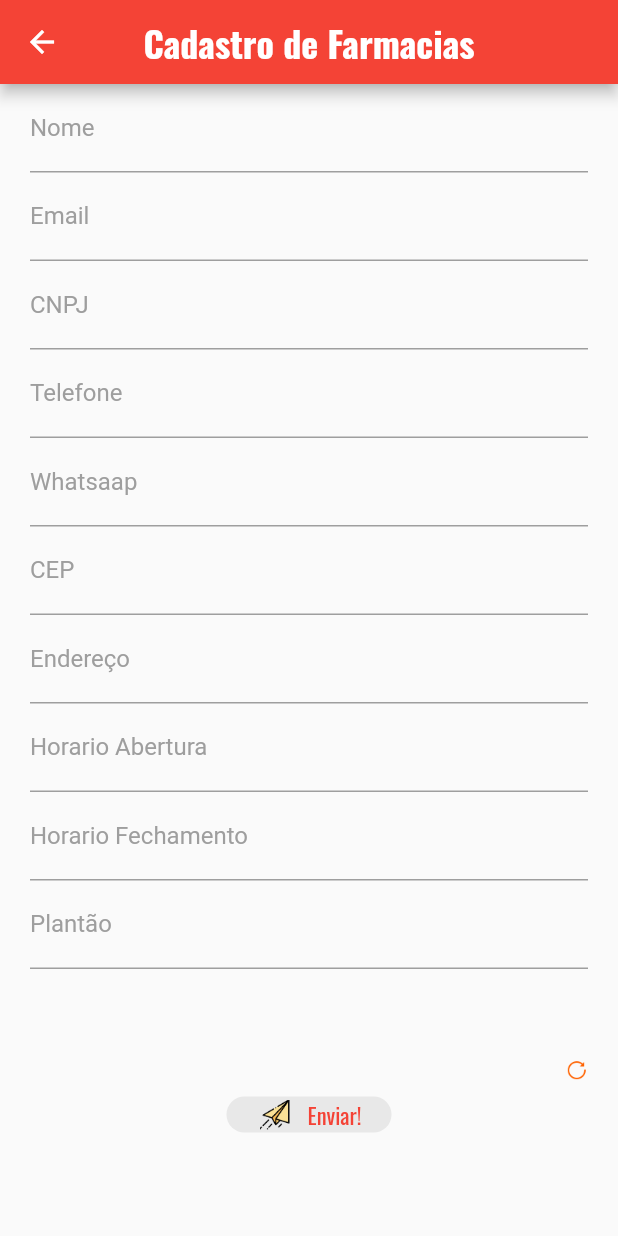
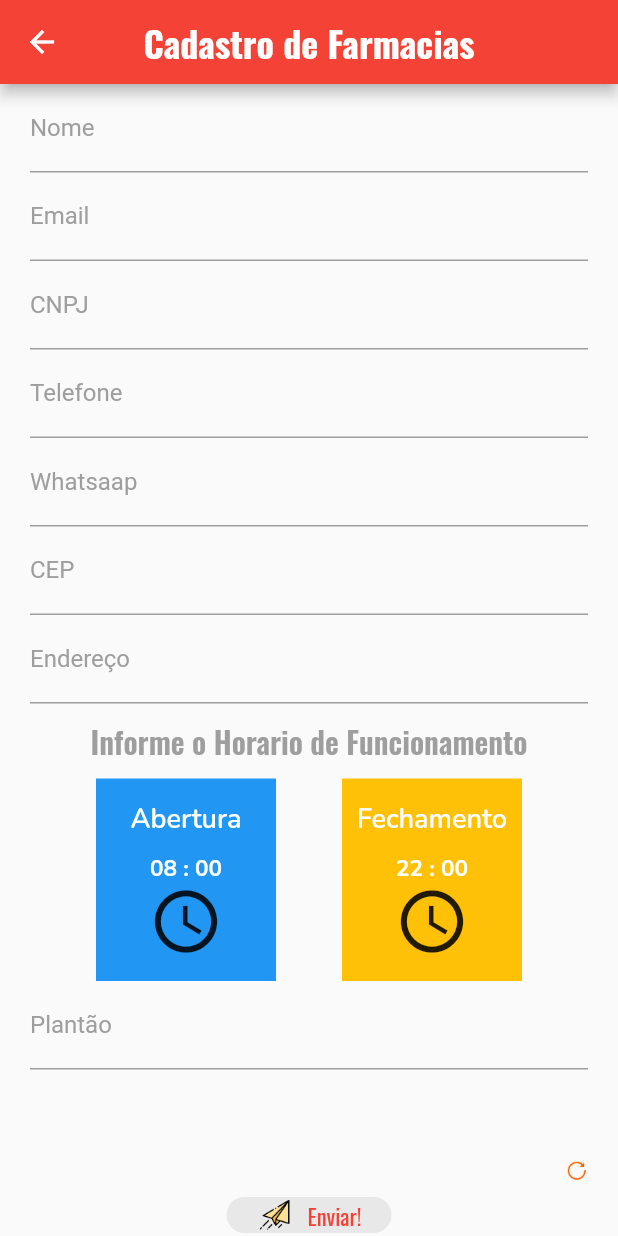
Before and after one commit to ricardooliver-ads-2019/plantao_farma, a Flutter app: the PageCadastFarma screen opened by its route, on a phone screen of 412 x 824 dp. Run offline on Flutter 3.47's test engine with Material 2 defaults, Android fonts, the phone set to English and light mode, and no system bars; our stand-ins replace firebase_auth, firebase_core, google_fonts, loading_indicator; missing offline and left inert: animated_card, validatorless; accounts and stored records are empty; network calls fail.

Commit message:
timePicker

```diff
--- a/lib/components/form_cadast_farmacia.dart
+++ b/lib/components/form_cadast_farmacia.dart
@@ -1,8 +1,12 @@
-// ignore_for_file: prefer_final_fields, prefer_const_constructors, avoid_unnecessary_containers
+// ignore_for_file: prefer_final_fields, prefer_const_constructors, avoid_unnecessary_containers, unused_local_variable
 
 import 'package:flutter/material.dart';
+import 'package:google_fonts/google_fonts.dart';
 import 'package:plantao_farma/components/default_button.dart';
+import 'package:plantao_farma/provides/services/time_service.dart';
 import 'package:plantao_farma/utils/app_assets.dart';
+import 'package:plantao_farma/utils/app_color.dart';
+import 'package:provider/src/provider.dart';
 import 'package:validatorless/validatorless.dart';
 
 class FormCadastFarmacia extends StatefulWidget {
@@ -21,8 +25,11 @@ class _FormCadastFarmaciaState extends State<FormCadastFarmacia> {
   var _whatsaapEC = TextEditingController();
   var _cepEC = TextEditingController();
   var _ederecoEC = TextEditingController();
-  var _horarioAberturaEC = TextEditingController();
-  var _horarioFechamentoEC = TextEditingController();
+  TimeOfDay? _hAbertura = TimeOfDay(hour: 8, minute: 0);
+  TimeOfDay? _hFechamento = TimeOfDay(hour: 22, minute: 0);
+  String horaAber = "";
+  String horaFech = "";
+  //var _horarioFechamentoEC;
   var _plantaoEC = TextEditingController();
 
   @override
@@ -34,8 +41,6 @@ class _FormCadastFarmaciaState extends State<FormCadastFarmacia> {
     _whatsaapEC.dispose();
     _cepEC.dispose();
     _ederecoEC.dispose();
-    _horarioAberturaEC.dispose();
-    _horarioFechamentoEC.dispose();
     _plantaoEC.dispose();
     super.dispose();
   }
@@ -49,10 +54,46 @@ class _FormCadastFarmaciaState extends State<FormCadastFarmacia> {
       _whatsaapEC = TextEditingController();
       _cepEC = TextEditingController();
       _ederecoEC = TextEditingController();
-      _horarioAberturaEC = TextEditingController();
-      _horarioFechamentoEC = TextEditingController();
       _plantaoEC = TextEditingController();
     });
+  }
+
+  Future pickTimeAbertura(BuildContext context) async {
+    final initialTime = TimeOfDay(hour: 9, minute: 0);
+    final newTime = await showTimePicker(
+      context: context,
+      initialTime: _hAbertura ?? initialTime,
+    );
+
+    if (newTime == null) return;
+
+    setState(() { _hAbertura = newTime;
+      final hours = _hAbertura!.hour.toString().padLeft(2, '0');
+      final minutes = _hAbertura!.minute.toString().padLeft(2, '0');
+      horaAber = '$hours:$minutes';
+      //print(horaAber);
+      context.read<TimeService>().getHorarioAbertura(newTime);
+    });
+
+  }
+
+  Future pickTimeFechameto(BuildContext context) async {
+    final initialTime = TimeOfDay(hour: 22, minute: 0);
+    final newTime = await showTimePicker(
+      context: context,
+      initialTime: _hFechamento ?? initialTime,
+    );
+
+    if (newTime == null) return;
+
+    setState(() { _hFechamento = newTime;
+      final hours = _hFechamento!.hour.toString().padLeft(2, '0');
+      final minutes = _hFechamento!.minute.toString().padLeft(2, '0');
+      horaFech = '$hours:$minutes';
+      //print(horaFech);
+      context.read<TimeService>().getHorarioAbertura(newTime);
+    });
+
   }
 
   @override
@@ -83,6 +124,7 @@ class _FormCadastFarmaciaState extends State<FormCadastFarmacia> {
             ),
             Container(
               child: TextFormField(
+                keyboardType: TextInputType.emailAddress,
                 controller: _emailEC,
                 onChanged: (value) {},
                 style: TextStyle(color: Colors.grey),
@@ -119,6 +161,7 @@ class _FormCadastFarmaciaState extends State<FormCadastFarmacia> {
             ),
             Container(
               child: TextFormField(
+                keyboardType: TextInputType.phone,
                 controller: _telefoneEC,
                 onChanged: (value) {},
                 style: TextStyle(color: Colors.grey),
@@ -135,6 +178,7 @@ class _FormCadastFarmaciaState extends State<FormCadastFarmacia> {
             ),
             Container(
               child: TextFormField(
+                keyboardType: TextInputType.phone,
                 controller: _whatsaapEC,
                 onChanged: (value) {},
                 style: TextStyle(color: Colors.grey),
@@ -181,38 +225,94 @@ class _FormCadastFarmaciaState extends State<FormCadastFarmacia> {
                 validator: Validatorless.required("Informe O assunto da mensagem!"),
               ),
             ),
+
             Container(
-              child: TextFormField(
-                controller: _horarioAberturaEC,
-                onChanged: (value) {},
-                style: TextStyle(color: Colors.grey),
-                decoration: InputDecoration(
-                  enabledBorder: UnderlineInputBorder(borderSide: BorderSide(color: Colors.grey)),
-                  focusedBorder: UnderlineInputBorder(borderSide: BorderSide(color: Colors.grey)),
-                  labelText: "Horario Abertura",
-                  hintText: "Informe o Asunto",
-                  hintStyle: TextStyle(color: Colors.grey),
-                  labelStyle: TextStyle(color: Colors.grey)
-                ),
-                validator: Validatorless.required("Informe O assunto da mensagem!"),
+              child: Column(
+
+                // ignore: prefer_const_literals_to_create_immutables
+                children: [
+                  Padding(
+                    padding: const EdgeInsets.symmetric(vertical: 10),
+                    child: Text('Informe o Horario de Funcionamento',
+                      style: GoogleFonts.oswald(
+                        color: Colors.grey,
+                        fontSize: 20.0,
+                        fontWeight: FontWeight.w600
+                      ),
+                    ),
+                  ),
+                  Row(
+                    mainAxisAlignment: MainAxisAlignment.spaceEvenly,
+                    children: [
+                      Container(
+                        height: 135,
+                        width: 120,
+                        color: Colors.blue,
+                        child: Column(
+                          mainAxisAlignment: MainAxisAlignment.center,
+                          children: [
+                            Text("Abertura",
+                              style: GoogleFonts.nunito(
+                                color: AppColor.bgColor,
+                                fontSize: 18.0,
+                                fontWeight: FontWeight.w600
+                              ),
+                            ),
+                            SizedBox(
+                              height: 10,
+                            ),
+                            Text("${_hAbertura!.hour.toString().padLeft(2, '0')} : ${_hAbertura!.minute.toString().padLeft(2, '0')}",
+                              style: GoogleFonts.nunito(
+                                color: AppColor.bgColor,
+                                fontSize: 15.0,
+                                fontWeight: FontWeight.bold
+                              ),
+                            ),
+                            GestureDetector(
+                              child: Icon(Icons.access_time_outlined, size: 50),
+                              onTap: ()=> pickTimeAbertura(context),
+                            ),
+                          ],
+                        ),
+                      ),
+                      Container(
+                        height: 135,
+                        width: 120,
+                        color: Colors.amber,
+                        child: Column(
+                          mainAxisAlignment: MainAxisAlignment.center,
+                          children: [
+                            Text("Fechamento",
+                              style: GoogleFonts.nunito(
+                                color: AppColor.bgColor,
+                                fontSize: 18.0,
+                                fontWeight: FontWeight.w600
+                              ),
+                            ),
+                             SizedBox(
+                              height: 10,
+                            ),
+                            Text("${_hFechamento!.hour.toString().padLeft(2, '0')} : ${_hAbertura!.minute.toString().padLeft(2, '0')}",
+                              style: GoogleFonts.nunito(
+                                color: AppColor.bgColor,
+                                fontSize: 15.0,
+                                fontWeight: FontWeight.bold
+                              ),
+                            ),
+                            GestureDetector(
+                              child: Icon(Icons.access_time_outlined, size: 50),
+                              onTap: ()=> pickTimeFechameto(context),
+                            ),
+                          ],
+                        ),
+                      ),
+                    ],
+                  ),
+
+                ],
               ),
             ),
-            Container(
-              child: TextFormField(
-                controller: _horarioFechamentoEC,
-                onChanged: (value) {},
-                style: TextStyle(color: Colors.grey),
-                decoration: InputDecoration(
-                  enabledBorder: UnderlineInputBorder(borderSide: BorderSide(color: Colors.grey)),
-                  focusedBorder: UnderlineInputBorder(borderSide: BorderSide(color: Colors.grey)),
-                  labelText: "Horario Fechamento",
-                  hintText: "Informe o Asunto",
-                  hintStyle: TextStyle(color: Colors.grey),
-                  labelStyle: TextStyle(color: Colors.grey)
-                ),
-                validator: Validatorless.required("Informe O assunto da mensagem!"),
-              ),
-            ),
+
             Container(
               child: TextFormField(
                 controller: _plantaoEC,
@@ -229,6 +329,7 @@ class _FormCadastFarmaciaState extends State<FormCadastFarmacia> {
                 validator: Validatorless.required("Informe O assunto da mensagem!"),
               ),
             ),
+
             SizedBox(height: 40),
             SizedBox(height: 20),
             Row(
--- a/lib/main.dart
+++ b/lib/main.dart
@@ -3,6 +3,7 @@
 import 'package:firebase_core/firebase_core.dart';
 import 'package:flutter/material.dart';
 import 'package:plantao_farma/app_routes.dart';
+import 'package:plantao_farma/provides/services/time_service.dart';
 import 'package:plantao_farma/screens/area_adm_screen.dart';
 import 'package:plantao_farma/screens/area_user_farma_screen.dart';
 import 'package:plantao_farma/screens/home_screen.dart';
@@ -22,6 +23,7 @@ void main() async{
     MultiProvider(
       providers: [
         ChangeNotifierProvider(create: (context) => AuthService()),
+        ChangeNotifierProvider(create: (context) => TimeService()),
       ],
       child: MyApp(),
     ),
@@ -63,7 +65,7 @@ class _MyAppState extends State<MyApp> {
             theme: ThemeData(
               primarySwatch: Colors.blue,
             ),
-            initialRoute: AppRoutes.AREA_ADM,
+            initialRoute: AppRoutes.SPLASH,
             routes: {
               AppRoutes.SPLASH: (context) => SplashScreen(),
               AppRoutes.HOME: (context) => HomeScreen(),
--- a/lib/provides/services/auth_service.dart
+++ b/lib/provides/services/auth_service.dart
@@ -27,7 +27,7 @@ class AuthService extends ChangeNotifier{
 
   _getUser(){ // captura o usuario atural
     usuario = _auth.currentUser;
-    print(usuario);
+    //print(usuario);
     notifyListeners();
   }
 
--- /dev/null
+++ b/lib/provides/services/time_service.dart
@@ -0,0 +1,23 @@
+// ignore_for_file: prefer_const_constructors, avoid_print
+
+import 'package:flutter/material.dart';
+
+class TimeService extends ChangeNotifier{
+  TimeOfDay horarioAbertura = TimeOfDay(hour: 8, minute: 0);
+  TimeOfDay horarioFechamento = TimeOfDay(hour: 8, minute: 0);
+
+
+  getHorarioAbertura(TimeOfDay horario){ // captura o usuario atural
+    horarioAbertura = horario;
+    print(horarioAbertura);
+    notifyListeners();
+  }
+
+  getHorarioFechamento(TimeOfDay horario){ // captura o usuario atural
+    horarioFechamento = horario;
+    print(horarioFechamento);
+    notifyListeners();
+  }
+
+
+}
--- a/lib/screens/home_screen.dart
+++ b/lib/screens/home_screen.dart
@@ -1,4 +1,4 @@
-// ignore_for_file: prefer_const_constructors
+// ignore_for_file: prefer_const_constructors, unused_local_variable
 
 import 'package:flutter/material.dart';
 import 'package:google_fonts/google_fonts.dart';
@@ -59,7 +59,7 @@ class HomeScreen extends StatelessWidget {
               children: [
                 GestureDetector(
                   onTap: (){
-                    print(authProvider.usuario);
+                    //print(authProvider.usuario);
                     Navigator.of(context).pushNamed(AppRoutes.LOGIN);
 
                   },
--- a/lib/screens/page_cadast_farma.dart
+++ b/lib/screens/page_cadast_farma.dart
@@ -4,6 +4,7 @@ import 'package:flutter/material.dart';
 import 'package:google_fonts/google_fonts.dart';
 import 'package:plantao_farma/app_routes.dart';
 import 'package:plantao_farma/components/form_cadast_farmacia.dart';
+import 'package:plantao_farma/components/time_picker_widget.dart';
 import 'package:plantao_farma/utils/app_color.dart';
 class PageCadastFarma extends StatefulWidget {
   const PageCadastFarma({ Key? key }) : super(key: key);
--- a/pubspec.yaml
+++ b/pubspec.yaml
@@ -37,6 +37,7 @@ dependencies:
   provider: ^6.0.1
   firebase_core: ^1.10.0
   firebase_auth: ^3.2.0
+  intl: ^0.17.0
   animated_card: ^2.0.0
   google_fonts: ^2.1.0
   loading_indicator: ^3.0.2
```
Also changed, not shown: lib/components/button_widget.dart (added, +76 -0 lines), lib/components/time_picker_widget.dart (added, +51 -0 lines), pubspec.lock.
